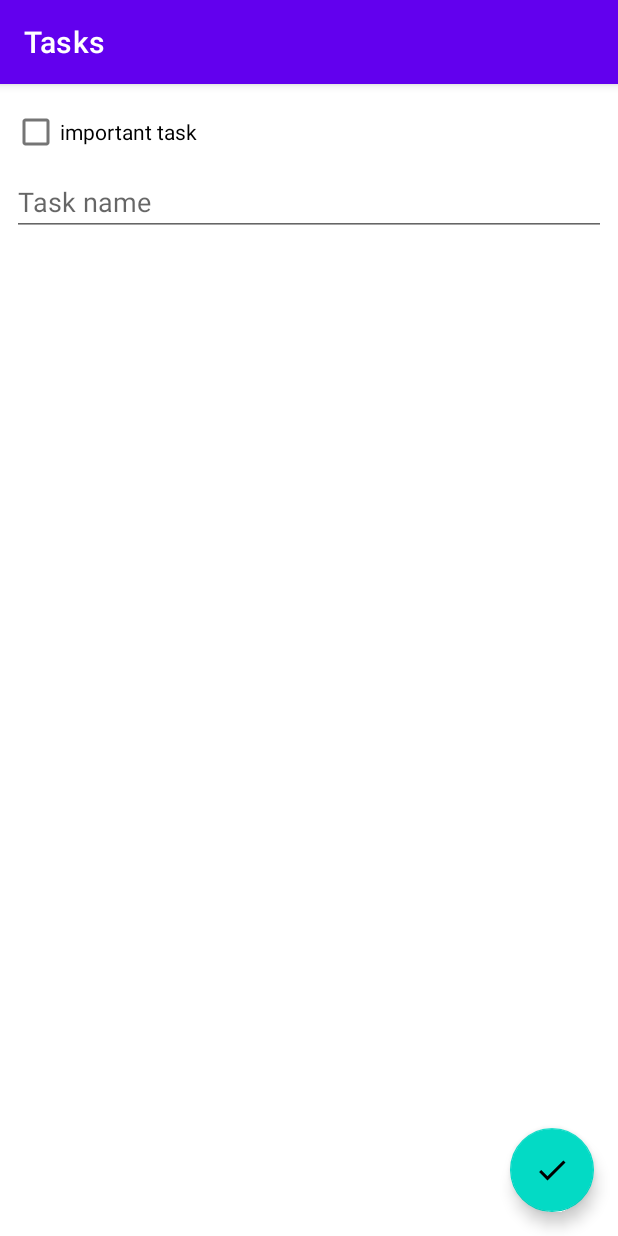
After one commit to whiteyOnTheMoon/ToDoList_App2, an Android app: the fragment AddEditTaskFragment placed in its activity, on a phone screen of 412 x 824 dp. The commit adds this screen. Run offline under Robolectric (Android 15) with nearby library versions, the phone set to English and light mode, and no system bars; our stand-ins replace Dagger/Hilt's generated code, Room's generated code, navigation-ui; libraries missing offline, so code that uses them is left out: androidx.hilt, androidx.hilt.lifecycle; 2 statements that could not run were skipped.

Commit message:
Part 12 of Tutorial finished

```diff
--- a/app/build.gradle
+++ b/app/build.gradle
@@ -4,6 +4,7 @@ plugins {
     id 'kotlin-android-extensions'
     id 'kotlin-kapt'
     id 'dagger.hilt.android.plugin'
+    id "androidx.navigation.safeargs.kotlin"
 }
 
 android {
--- a/app/src/main/AndroidManifest.xml
+++ b/app/src/main/AndroidManifest.xml
@@ -16,6 +16,7 @@
 -->
         <activity
             android:name=".ui.MainActivity"
+            android:windowSoftInputMode="adjustResize"
             android:exported="true">
             <intent-filter>
                 <action android:name="android.intent.action.MAIN" />
--- a/app/src/main/java/com/tinyapps/todoapp/ui/MainActivity.kt
+++ b/app/src/main/java/com/tinyapps/todoapp/ui/MainActivity.kt
@@ -1,14 +1,34 @@
 package com.tinyapps.todoapp.ui
 
+import android.app.Activity
 import androidx.appcompat.app.AppCompatActivity
 import android.os.Bundle
+import androidx.navigation.NavController
+import androidx.navigation.fragment.NavHostFragment
+import androidx.navigation.fragment.findNavController
+import androidx.navigation.ui.setupActionBarWithNavController
 import com.tinyapps.todoapp.R
 import dagger.hilt.android.AndroidEntryPoint
 
 @AndroidEntryPoint
 class MainActivity : AppCompatActivity() {
+    private lateinit var navController: NavController
+
     override fun onCreate(savedInstanceState: Bundle?) {
         super.onCreate(savedInstanceState)
         setContentView(R.layout.activity_main)
+
+        val navHostFragment =
+            supportFragmentManager.findFragmentById(R.id.nav_host_fragment) as NavHostFragment
+        navController = navHostFragment.findNavController()
+
+        setupActionBarWithNavController(navController)
+    }
+
+    override fun onSupportNavigateUp(): Boolean {
+        return navController.navigateUp() || super.onSupportNavigateUp()
     }
 }
+
+const val ADD_TASK_RESULT_OK = Activity.RESULT_FIRST_USER
+const val EDIT_TASK_RESULT_OK = Activity.RESULT_FIRST_USER + 1
--- /dev/null
+++ b/app/src/main/java/com/tinyapps/todoapp/ui/addedittask/AddEditTaskFragment.kt
@@ -0,0 +1,67 @@
+package com.tinyapps.todoapp.ui.addedittask
+
+import android.os.Bundle
+import android.view.View
+import androidx.core.os.bundleOf
+import androidx.core.view.isVisible
+import androidx.core.widget.addTextChangedListener
+import androidx.fragment.app.Fragment
+import androidx.fragment.app.setFragmentResult
+import androidx.fragment.app.viewModels
+import androidx.lifecycle.lifecycleScope
+import androidx.navigation.fragment.findNavController
+import com.google.android.material.snackbar.Snackbar
+import com.tinyapps.todoapp.R
+import com.tinyapps.todoapp.databinding.FragmentAddEditTaskBinding
+import com.tinyapps.todoapp.util.exhaustive
+import dagger.hilt.android.AndroidEntryPoint
+import kotlinx.coroutines.flow.collect
+
+@AndroidEntryPoint
+class AddEditTaskFragment : Fragment(R.layout.fragment_add_edit_task) {
+    private val viewModel: AddEditTaskViewModel by viewModels()
+
+    override fun onViewCreated(view: View, savedInstanceState: Bundle?) {
+        super.onViewCreated(view, savedInstanceState)
+
+        val binding = FragmentAddEditTaskBinding.bind(view)
+
+        binding.apply {
+            editTextTaskName.setText(viewModel.taskName)
+            checkBoxImportant.isChecked = viewModel.taskImportance
+            checkBoxImportant.jumpDrawablesToCurrentState()
+            textViewDateCreated.isVisible = viewModel.task != null
+            textViewDateCreated.text = "Created: ${viewModel.task?.createdDateFormatted}"
+
+            editTextTaskName.addTextChangedListener {
+                viewModel.taskName = it.toString()
+            }
+
+            checkBoxImportant.setOnCheckedChangeListener { _, isChecked ->
+                viewModel.taskImportance = isChecked
+            }
+
+            fabSaveTask.setOnClickListener {
+                viewModel.onSaveClick()
+            }
+        }
+
+        viewLifecycleOwner.lifecycleScope.launchWhenStarted {
+            viewModel.addEditTaskEvent.collect { event ->
+                when (event) {
+                    is AddEditTaskViewModel.AddEditTaskEvent.ShowInvalidInputMessage -> {
+                        Snackbar.make(requireView(), event.msg, Snackbar.LENGTH_LONG).show()
+                    }
+                    is AddEditTaskViewModel.AddEditTaskEvent.NavigateBackWithResult -> {
+                        binding.editTextTaskName.clearFocus()
+                        setFragmentResult(
+                            "add_edit_request",
+                            bundleOf("add_edit_result" to event.result)
+                        )
+                        findNavController().popBackStack()
+                    }
+                }.exhaustive
+            }
+        }
+    }
+}
--- /dev/null
+++ b/app/src/main/java/com/tinyapps/todoapp/ui/addedittask/AddEditTaskViewModel.kt
@@ -0,0 +1,76 @@
+package com.tinyapps.todoapp.ui.addedittask
+
+import androidx.fragment.app.viewModels
+import androidx.hilt.lifecycle.ViewModelInject
+import androidx.lifecycle.SavedStateHandle
+import androidx.lifecycle.ViewModel
+import androidx.lifecycle.viewModelScope
+import com.tinyapps.todoapp.data.Task
+import com.tinyapps.todoapp.data.TaskDao
+import com.tinyapps.todoapp.ui.ADD_TASK_RESULT_OK
+import com.tinyapps.todoapp.ui.EDIT_TASK_RESULT_OK
+import com.tinyapps.todoapp.ui.tasks.TasksViewModel
+import dagger.assisted.Assisted
+import dagger.hilt.android.lifecycle.HiltViewModel
+import kotlinx.coroutines.channels.Channel
+import kotlinx.coroutines.flow.receiveAsFlow
+import kotlinx.coroutines.launch
+import javax.inject.Inject
+
+@HiltViewModel
+class AddEditTaskViewModel @Inject constructor(
+    private val taskDao: TaskDao,
+    @androidx.hilt.Assisted private val state: SavedStateHandle
+) : ViewModel() {
+
+    val task = state.get<Task>("task")
+
+    var taskName = state.get<String>("taskName") ?: task?.name ?: ""
+        set(value) {
+            field = value
+            state.set("taskName", value)
+        }
+
+    var taskImportance = state.get<Boolean>("taskImportance") ?: task?.important ?: false
+        set(value) {
+            field = value
+            state.set("taskImportance", value)
+        }
+
+    private val addEditTaskEventChannel = Channel<AddEditTaskEvent>()
+    val addEditTaskEvent = addEditTaskEventChannel.receiveAsFlow()
+
+    fun onSaveClick() {
+        if (taskName.isBlank()) {
+            showInvalidInputMessage("Name cannot be empty")
+            return
+        }
+
+        if (task != null) {
+            val updatedTask = task.copy(name = taskName, important = taskImportance)
+            updateTask(updatedTask)
+        } else {
+            val newTask = Task(name = taskName, important = taskImportance)
+            createTask(newTask)
+        }
+    }
+
+    private fun createTask(task: Task) = viewModelScope.launch {
+        taskDao.insert(task)
+        addEditTaskEventChannel.send(AddEditTaskEvent.NavigateBackWithResult(ADD_TASK_RESULT_OK))
+    }
+
+    private fun updateTask(task: Task) = viewModelScope.launch {
+        taskDao.update(task)
+        addEditTaskEventChannel.send(AddEditTaskEvent.NavigateBackWithResult(EDIT_TASK_RESULT_OK))
+    }
+
+    private fun showInvalidInputMessage(text: String) = viewModelScope.launch {
+        addEditTaskEventChannel.send(AddEditTaskEvent.ShowInvalidInputMessage(text))
+    }
+
+    sealed class AddEditTaskEvent {
+        data class ShowInvalidInputMessage(val msg: String) : AddEditTaskEvent()
+        data class NavigateBackWithResult(val result: Int) : AddEditTaskEvent()
+    }
+}
--- /dev/null
+++ b/app/src/main/java/com/tinyapps/todoapp/util/Utils.kt
@@ -0,0 +1,4 @@
+package com.tinyapps.todoapp.util
+
+val <T> T.exhaustive: T
+    get() = this
--- a/app/src/main/res/layout/fragment_add_edit_task.xml
+++ b/app/src/main/res/layout/fragment_add_edit_task.xml
@@ -2,7 +2,8 @@
 <androidx.coordinatorlayout.widget.CoordinatorLayout xmlns:android="http://schemas.android.com/apk/res/android"
     xmlns:tools="http://schemas.android.com/tools"
     android:layout_width="match_parent"
-    android:layout_height="match_parent">
+    android:layout_height="match_parent"
+    tools:context=".ui.addedittask.AddEditTaskFragment">
 
     <LinearLayout
         android:layout_width="match_parent"
@@ -10,18 +11,18 @@
         android:orientation="vertical"
         android:padding="8dp">
 
+        <CheckBox
+            android:id="@+id/check_box_important"
+            android:layout_width="match_parent"
+            android:layout_height="wrap_content"
+            android:text="important task" />
+
         <EditText
             android:id="@+id/edit_text_task_name"
             android:layout_width="match_parent"
             android:layout_height="wrap_content"
             android:hint="Task name"
             android:inputType="text" />
-
-        <CheckBox
-            android:id="@+id/check_box_important"
-            android:layout_width="match_parent"
-            android:layout_height="wrap_content"
-            android:text="important task" />
 
         <TextView
             android:id="@+id/text_view_date_created"
--- a/app/src/main/res/navigation/nav_graph.xml
+++ b/app/src/main/res/navigation/nav_graph.xml
@@ -8,6 +8,24 @@
     <fragment
         android:id="@+id/tasksFragment"
         android:name="com.tinyapps.todoapp.ui.tasks.TasksFragment"
-        android:label="fragment_tasks"
-        tools:layout="@layout/fragment_tasks" />
+        android:label="Tasks"
+        tools:layout="@layout/fragment_tasks">
+        <action
+            android:id="@+id/action_tasksFragment_to_addEditTaskFragment"
+            app:destination="@id/addEditTaskFragment" />
+    </fragment>
+    <fragment
+        android:id="@+id/addEditTaskFragment"
+        android:name="com.tinyapps.todoapp.ui.addedittask.AddEditTaskFragment"
+        android:label="{title}"
+        tools:layout="@layout/fragment_add_edit_task" >
+        <argument
+            android:name="task"
+            app:argType="com.tinyapps.todoapp.data.Task"
+            app:nullable="true"
+            android:defaultValue="@null" />
+        <argument
+            android:name="title"
+            app:argType="string" />
+    </fragment>
 </navigation>
```
Also changed, not shown: app/src/main/java/com/tinyapps/todoapp/ui/tasks/TasksFragment.kt (+41 -8 lines), app/src/main/java/com/tinyapps/todoapp/ui/tasks/TasksViewModel.kt (+29 -8 lines).
